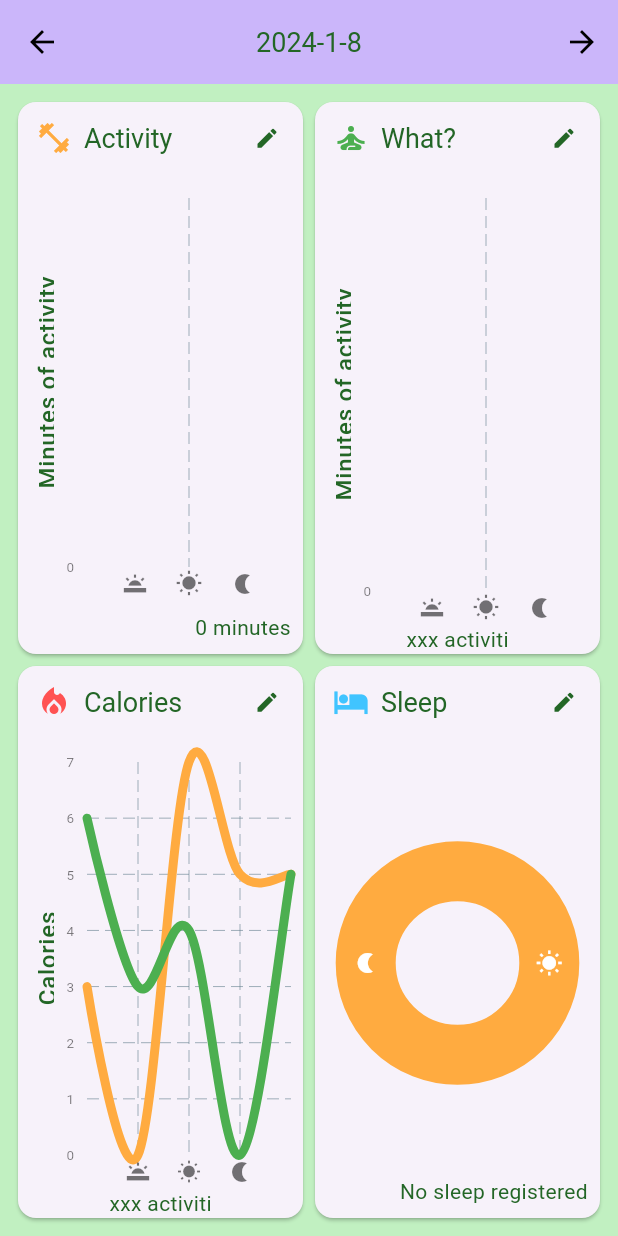
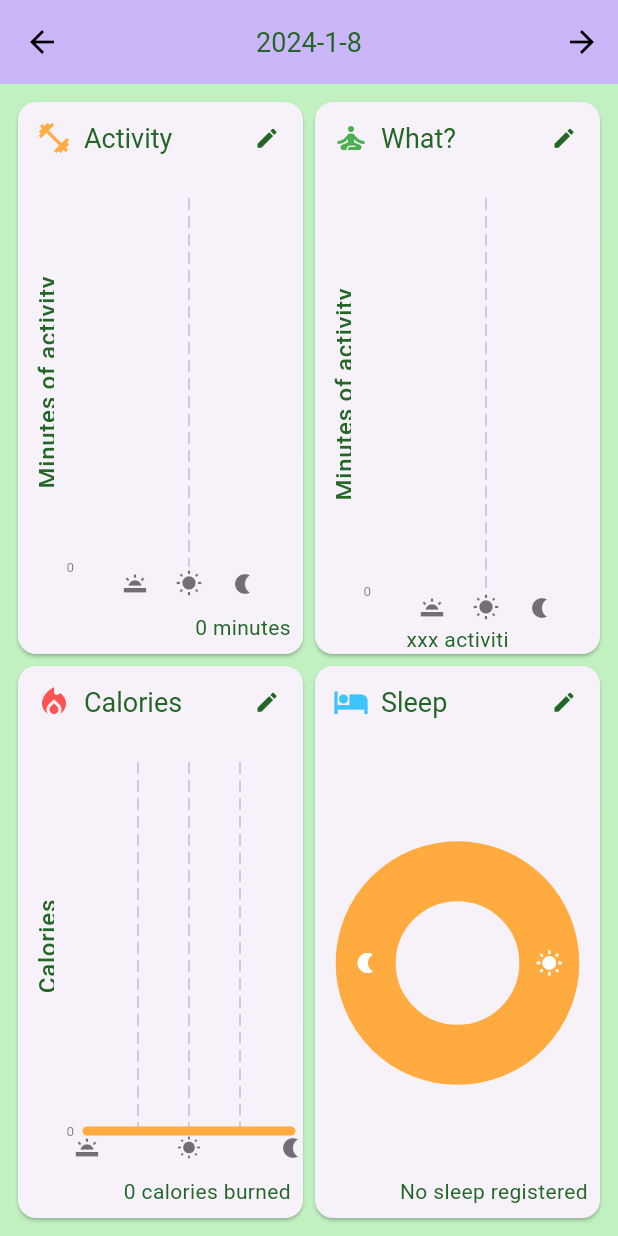
Before and after one commit to JuanJoseJ/health_app_mobile_client, a Flutter app: the CardsScafold screen opened directly, on a phone screen of 412 x 824 dp. Run offline on Flutter 3.47's test engine with Material 3 defaults, Android fonts, the phone set to English and light mode, and no system bars; drawn by our look-alikes of fl_chart; our stand-ins replace firebase_auth, firebase_core; missing offline and left inert: firebase_ui_auth, firebase_ui_oauth_google, health; accounts and stored records are empty; Roboto replaces fonts that are missing (Rubik).

Commit message:
Feat: Finish calories chart. Minor bug fixes.

```diff
--- a/lib/charts/chart_sleep_by_time.dart
+++ b/lib/charts/chart_sleep_by_time.dart
@@ -59,7 +59,6 @@ class SleepChartState extends State {
   PieTouchData nightPieTouchData() {
     return PieTouchData(
       touchCallback: (FlTouchEvent event, pieTouchResponse) {
-        print(event);
         setState(() {
           if (event is FlPointerHoverEvent) {
             sectionTchd = true;
--- a/lib/services/health_data_service.dart
+++ b/lib/services/health_data_service.dart
@@ -1,4 +1,5 @@
 import 'package:health/health.dart';
+import 'package:health_app_mobile_client/util/dates_util.dart';
 
 class HealthDataService {
   HealthFactory health = HealthFactory(useHealthConnectIfAvailable: true);
@@ -73,14 +74,7 @@ class HealthDataService {
     cleanMoveMinutes
         .removeWhere((element) => element.type != HealthDataType.MOVE_MINUTES);
 
-    // Generate the periods of time, as a list of hours [initial, end1, end2, ...]
-    // each period is represented by [i, i+1]
-    final List<DateTime> periods = List.generate(nPeriods + 1, (index) {
-      final valueToAdd = ((index * 24) / nPeriods);
-      double minutes = (valueToAdd - valueToAdd.floor()) * 60;
-      return startOfDay
-          .add(Duration(hours: valueToAdd.floor(), minutes: minutes.toInt()));
-    });
+    final List<DateTime> periods = calcPeriods(nPeriods, startOfDay);
 
     // Initialize the activityList with zeros for each period
     List<int> activityList = List.generate(nPeriods, (index) => 0);
@@ -106,22 +100,46 @@ class HealthDataService {
   /// within the specified date range, sums their corresponding sleep durations,
   /// and returns the total sleep duration.
   double getSleepByDays(int nDays, DateTime date, List<HealthDataPoint> hdp) {
-
     // Debo mostrar esto como un porcentaje del día transcurrido
 
     List<HealthDataPoint> clearHdp = [...hdp];
     double totSleep = 0;
     clearHdp.removeWhere((element) =>
         element.type != HealthDataType.SLEEP_ASLEEP ||
-        !isSameDate(element.dateTo, date)
-    );
+        !isSameDate(element.dateTo, date));
     for (HealthDataPoint p in clearHdp) {
       totSleep += double.parse(p.value.toString());
     }
     return totSleep;
   }
+
+  List<double> getBurnedCalByPeriod(
+      int nPeriods, DateTime date, List<HealthDataPoint> dataPoints) {
+
+    final startOfDay = DateTime(date.year, date.month, date.day);
+    final endtOfDay =
+        DateTime(date.year, date.month, date.day).add(const Duration(days: 1));
+
+    final List<HealthDataPoint> cleanCaloriesList = [...dataPoints];
+    cleanCaloriesList
+        .removeWhere((element) => element.type != HealthDataType.ACTIVE_ENERGY_BURNED);
+
+    final List<DateTime> periods = calcPeriods(nPeriods, startOfDay);
+
+    // Initialize the activityList with zeros for each period
+    List<double> caloriesList = List.generate(nPeriods, (index) => 0);
+
+    for (HealthDataPoint dataPoint in cleanCaloriesList) {
+      for (int i = 0; i < periods.length - 1; i++) {
+        if (dataPoint.dateFrom.isAfter(periods[i]) &&
+            dataPoint.dateFrom.isBefore(periods[i + 1])) {
+          // Add the value to the corresponding period
+          caloriesList[i] += double.parse(dataPoint.value.toString());
+          break; // Move to the next data point
+        }
+      }
+    }
+
+    return caloriesList;
+  }
 }
-
-bool isSameDate(DateTime date1, DateTime date2) {
-  return date1.year == date2.year && date1.month == date2.month && date1.day == date2.day;
-}
--- /dev/null
+++ b/lib/util/dates_util.dart
@@ -0,0 +1,17 @@
+bool isSameDate(DateTime date1, DateTime date2) {
+  return date1.year == date2.year &&
+      date1.month == date2.month &&
+      date1.day == date2.day;
+}
+
+  /// Generate the periods of time, as a list of hours [initial, end1, end2, ...]
+  /// each period is represented by [i, i+1]
+List<DateTime> calcPeriods(int nPeriods, DateTime startOfDay){
+  final List<DateTime> periods = List.generate(nPeriods + 1, (index) {
+      final valueToAdd = ((index * 24) / nPeriods);
+      double minutes = (valueToAdd - valueToAdd.floor()) * 60;
+      return startOfDay
+          .add(Duration(hours: valueToAdd.floor(), minutes: minutes.toInt()));
+    });
+  return periods;
+}
--- /dev/null
+++ b/lib/widgets/home/bottom_widgets/calories_bottom_widget.dart
@@ -0,0 +1,27 @@
+import 'package:flutter/material.dart';
+import 'package:health_app_mobile_client/pages/home_provider.dart';
+import 'package:health_app_mobile_client/services/health_data_service.dart';
+import 'package:provider/provider.dart';
+
+class CaloriesBottomWidget extends StatelessWidget {
+  const CaloriesBottomWidget({super.key});
+  @override
+  Widget build(BuildContext context) {
+    return Consumer<HomeDataProvider>(builder: (context, hdp, child) {
+      List<double> totCalories = HealthDataService().getBurnedCalByPeriod(1, hdp.currentDate, hdp.currentDataPoints);
+      return Row(
+        children: [
+          Expanded(
+            child: Padding(
+              padding: EdgeInsets.all(8.0),
+              child: Text(
+                "${totCalories[0].round()} calories burned",
+                textAlign: TextAlign.end,
+              ),
+            ),
+          )
+        ],
+      );
+    });
+  }
+}
--- a/lib/widgets/home/cards_display.dart
+++ b/lib/widgets/home/cards_display.dart
@@ -3,6 +3,7 @@ import 'package:health_app_mobile_client/charts/chart_activity_by_time.dart';
 import 'package:health_app_mobile_client/charts/chart_calories_by_time.dart';
 import 'package:health_app_mobile_client/charts/chart_sleep_by_time.dart';
 import 'package:health_app_mobile_client/widgets/home/bottom_widgets/activity_bottom_widget.dart';
+import 'package:health_app_mobile_client/widgets/home/bottom_widgets/calories_bottom_widget.dart';
 import 'package:health_app_mobile_client/widgets/home/bottom_widgets/sleep_bottom_widget.dart';
 import 'package:health_app_mobile_client/widgets/navigation/date_bar.dart';
 import 'package:health_app_mobile_client/widgets/home/resume_cards.dart';
@@ -75,7 +76,7 @@ class CardsScafold extends StatelessWidget {
                           color: Colors.redAccent,
                         ),
                         chart: CaloriesChart(),
-                        bottomWidget: Text("xxx activiti"),
+                        bottomWidget: CaloriesBottomWidget(),
                       )),
                     ],
                   )),
```
Also changed, not shown: lib/charts/chart_calories_by_time.dart (+27 -34 lines).
